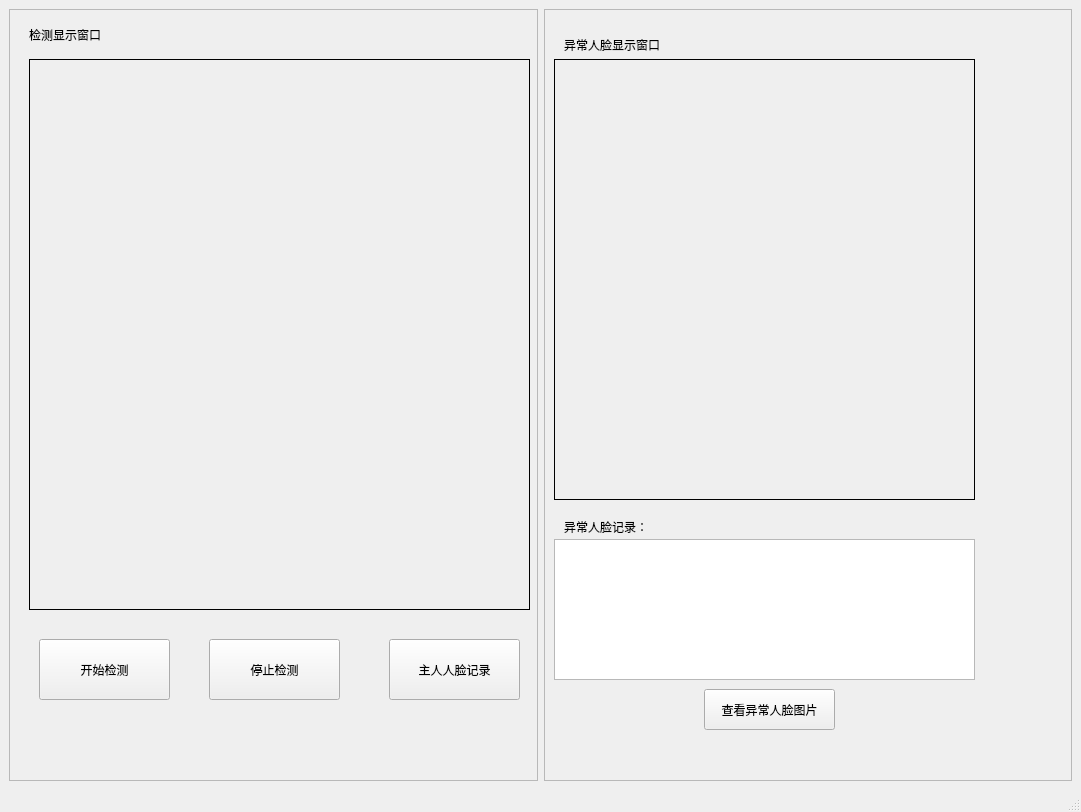
The window that Windows/doorWindow.ui (w3903771/Home) describes before a commit, drawn with Qt 5.
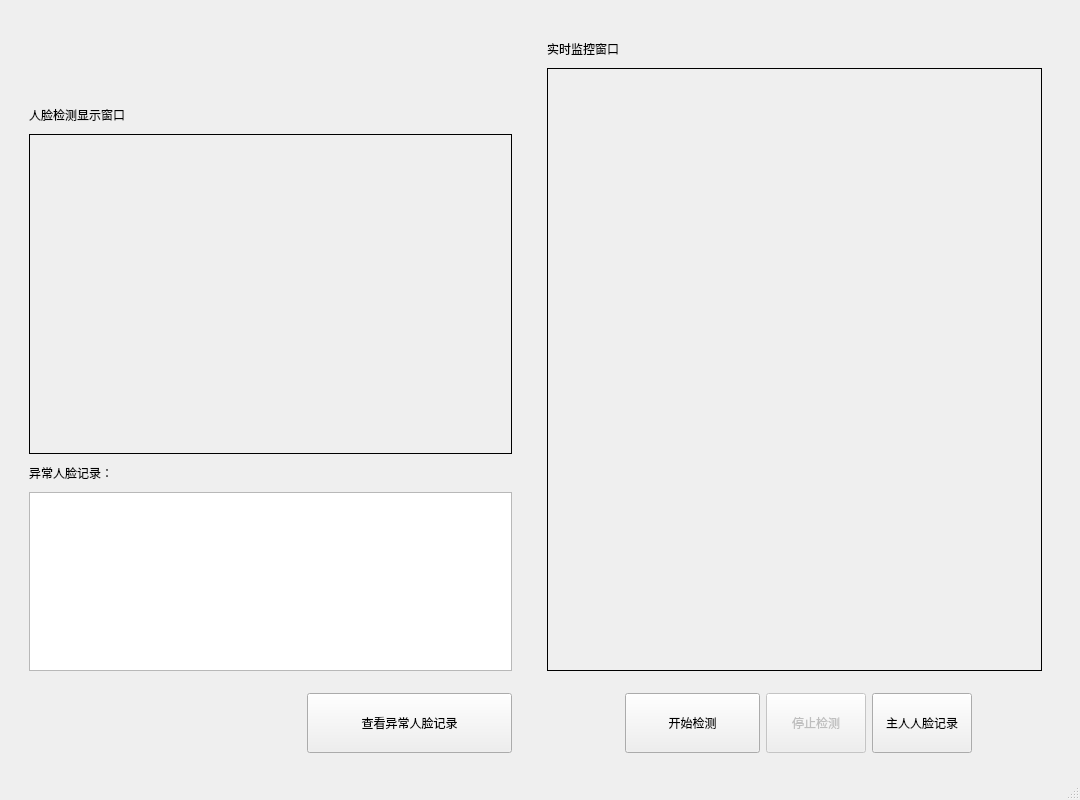
The same window after the commit. Icons and pictures are not drawn.

Diff of the .ui file:
```diff
--- a/Windows/doorWindow.ui
+++ b/Windows/doorWindow.ui
@@ -2,14 +2,14 @@
 <ui version="4.0">
  <class>doorWindow</class>
  <widget class="QMainWindow" name="doorWindow">
-  <property name="geometry">
-      <rect>
-          <x>0</x>
-          <y>0</y>
-          <width>1081</width>
-          <height>812</height>
-      </rect>
-  </property>
+     <property name="geometry">
+         <rect>
+             <x>0</x>
+             <y>0</y>
+             <width>1080</width>
+             <height>800</height>
+         </rect>
+     </property>
      <property name="windowTitle">
          <string>智能门禁</string>
      </property>
@@ -18,186 +18,668 @@
          </string>
      </property>
      <widget class="QWidget" name="centralwidget">
-         <layout class="QHBoxLayout" name="horizontalLayout">
-             <item>
-                 <widget class="QFrame" name="frame1">
-                     <property name="frameShape">
-                         <enum>QFrame::StyledPanel</enum>
-                     </property>
-                     <property name="frameShadow">
-                         <enum>QFrame::Raised</enum>
-                     </property>
-      <widget class="QLabel" name="label_1">
-       <property name="geometry">
-           <rect>
-               <x>20</x>
-               <y>10</y>
-               <width>121</width>
-               <height>31</height>
-           </rect>
-       </property>
-       <property name="text">
-        <string>检测显示窗口</string>
-       </property>
-      </widget>
-      <widget class="QLabel" name="NormalFace">
-       <property name="geometry">
-        <rect>
-         <x>20</x>
-            <y>50</y>
-         <width>501</width>
-         <height>551</height>
-        </rect>
-       </property>
-       <property name="frameShape">
-        <enum>QFrame::Box</enum>
-       </property>
-       <property name="text">
-        <string/>
-       </property>
-      </widget>
-      <widget class="QPushButton" name="stopButton">
-       <property name="geometry">
-        <rect>
-         <x>200</x>
-         <y>630</y>
-         <width>131</width>
-         <height>61</height>
-        </rect>
-       </property>
-       <property name="text">
-        <string>停止检测</string>
-       </property>
-      </widget>
-      <widget class="QPushButton" name="startButton">
-       <property name="geometry">
-        <rect>
-         <x>30</x>
-         <y>630</y>
-         <width>131</width>
-         <height>61</height>
-        </rect>
-       </property>
-       <property name="text">
-        <string>开始检测</string>
-       </property>
-      </widget>
-      <widget class="QPushButton" name="registButton">
-       <property name="geometry">
-        <rect>
-         <x>380</x>
-         <y>630</y>
-         <width>131</width>
-         <height>61</height>
-        </rect>
-       </property>
-       <property name="text">
-        <string>主人人脸记录</string>
-       </property>
-      </widget>
-      <zorder>NormalFace</zorder>
-      <zorder>label_1</zorder>
-      <zorder>stopButton</zorder>
-      <zorder>startButton</zorder>
-      <zorder>registButton</zorder>
+         <layout class="QGridLayout" name="gridLayout_2">
+             <item row="0" column="0">
+                 <layout class="QGridLayout" name="gridLayout">
+                     <item row="0" column="2">
+                         <spacer name="horizontalSpacer">
+                             <property name="orientation">
+                                 <enum>Qt::Horizontal</enum>
+                             </property>
+                             <property name="sizeHint" stdset="0">
+                                 <size>
+                                     <width>40</width>
+                                     <height>20</height>
+                                 </size>
+                             </property>
+                         </spacer>
+                     </item>
+                     <item row="3" column="0">
+                         <spacer name="verticalSpacer_3">
+                             <property name="orientation">
+                                 <enum>Qt::Vertical</enum>
+                             </property>
+                             <property name="sizeHint" stdset="0">
+                                 <size>
+                                     <width>20</width>
+                                     <height>40</height>
+                                 </size>
+                             </property>
+                         </spacer>
+                     </item>
+                     <item row="0" column="16">
+                         <spacer name="horizontalSpacer_11">
+                             <property name="orientation">
+                                 <enum>Qt::Horizontal</enum>
+                             </property>
+                             <property name="sizeHint" stdset="0">
+                                 <size>
+                                     <width>40</width>
+                                     <height>20</height>
+                                 </size>
+                             </property>
+                         </spacer>
+                     </item>
+                     <item row="2" column="0">
+                         <spacer name="verticalSpacer_2">
+                             <property name="orientation">
+                                 <enum>Qt::Vertical</enum>
+                             </property>
+                             <property name="sizeHint" stdset="0">
+                                 <size>
+                                     <width>20</width>
+                                     <height>40</height>
+                                 </size>
+                             </property>
+                         </spacer>
+                     </item>
+                     <item row="0" column="17">
+                         <spacer name="horizontalSpacer_23">
+                             <property name="orientation">
+                                 <enum>Qt::Horizontal</enum>
+                             </property>
+                             <property name="sizeHint" stdset="0">
+                                 <size>
+                                     <width>40</width>
+                                     <height>20</height>
+                                 </size>
+                             </property>
+                         </spacer>
+                     </item>
+                     <item row="0" column="19">
+                         <spacer name="horizontalSpacer_13">
+                             <property name="orientation">
+                                 <enum>Qt::Horizontal</enum>
+                             </property>
+                             <property name="sizeHint" stdset="0">
+                                 <size>
+                                     <width>40</width>
+                                     <height>20</height>
+                                 </size>
+                             </property>
+                         </spacer>
+                     </item>
+                     <item row="0" column="8">
+                         <spacer name="horizontalSpacer_4">
+                             <property name="orientation">
+                                 <enum>Qt::Horizontal</enum>
+                             </property>
+                             <property name="sizeHint" stdset="0">
+                                 <size>
+                                     <width>40</width>
+                                     <height>20</height>
+                                 </size>
+                             </property>
+                         </spacer>
+                     </item>
+                     <item row="18" column="0">
+                         <spacer name="verticalSpacer_15">
+                             <property name="orientation">
+                                 <enum>Qt::Vertical</enum>
+                             </property>
+                             <property name="sizeHint" stdset="0">
+                                 <size>
+                                     <width>20</width>
+                                     <height>40</height>
+                                 </size>
+                             </property>
+                         </spacer>
+                     </item>
+                     <item row="12" column="0">
+                         <spacer name="verticalSpacer_9">
+                             <property name="orientation">
+                                 <enum>Qt::Vertical</enum>
+                             </property>
+                             <property name="sizeHint" stdset="0">
+                                 <size>
+                                     <width>20</width>
+                                     <height>40</height>
+                                 </size>
+                             </property>
+                         </spacer>
+                     </item>
+                     <item row="0" column="20">
+                         <spacer name="horizontalSpacer_14">
+                             <property name="orientation">
+                                 <enum>Qt::Horizontal</enum>
+                             </property>
+                             <property name="sizeHint" stdset="0">
+                                 <size>
+                                     <width>40</width>
+                                     <height>20</height>
+                                 </size>
+                             </property>
+                         </spacer>
+                     </item>
+                     <item row="4" column="0">
+                         <spacer name="verticalSpacer_4">
+                             <property name="orientation">
+                                 <enum>Qt::Vertical</enum>
+                             </property>
+                             <property name="sizeHint" stdset="0">
+                                 <size>
+                                     <width>20</width>
+                                     <height>40</height>
+                                 </size>
+                             </property>
+                         </spacer>
+                     </item>
+                     <item row="0" column="6">
+                         <spacer name="horizontalSpacer_3">
+                             <property name="orientation">
+                                 <enum>Qt::Horizontal</enum>
+                             </property>
+                             <property name="sizeHint" stdset="0">
+                                 <size>
+                                     <width>40</width>
+                                     <height>20</height>
+                                 </size>
+                             </property>
+                         </spacer>
+                     </item>
+                     <item row="0" column="7">
+                         <spacer name="horizontalSpacer_5">
+                             <property name="orientation">
+                                 <enum>Qt::Horizontal</enum>
+                             </property>
+                             <property name="sizeHint" stdset="0">
+                                 <size>
+                                     <width>40</width>
+                                     <height>20</height>
+                                 </size>
+                             </property>
+                         </spacer>
+                     </item>
+                     <item row="0" column="23">
+                         <spacer name="horizontalSpacer_17">
+                             <property name="orientation">
+                                 <enum>Qt::Horizontal</enum>
+                             </property>
+                             <property name="sizeHint" stdset="0">
+                                 <size>
+                                     <width>40</width>
+                                     <height>20</height>
+                                 </size>
+                             </property>
+                         </spacer>
+                     </item>
+                     <item row="1" column="0">
+                         <spacer name="verticalSpacer">
+                             <property name="orientation">
+                                 <enum>Qt::Vertical</enum>
+                             </property>
+                             <property name="sizeHint" stdset="0">
+                                 <size>
+                                     <width>20</width>
+                                     <height>40</height>
+                                 </size>
+                             </property>
+                         </spacer>
+                     </item>
+                     <item row="3" column="1">
+                         <widget class="QLabel" name="label2">
+                             <property name="text">
+                                 <string>人脸检测显示窗口</string>
+                             </property>
+                         </widget>
+                     </item>
+                     <item row="2" column="14" rowspan="14" colspan="9">
+                         <widget class="QLabel" name="NormalFace">
+                             <property name="frameShape">
+                                 <enum>QFrame::Box</enum>
+                             </property>
+                             <property name="text">
+                                 <string/>
+                             </property>
+                         </widget>
+                     </item>
+                     <item row="0" column="9">
+                         <spacer name="horizontalSpacer_6">
+                             <property name="orientation">
+                                 <enum>Qt::Horizontal</enum>
+                             </property>
+                             <property name="sizeHint" stdset="0">
+                                 <size>
+                                     <width>40</width>
+                                     <height>20</height>
+                                 </size>
+                             </property>
+                         </spacer>
+                     </item>
+                     <item row="14" column="0">
+                         <spacer name="verticalSpacer_11">
+                             <property name="orientation">
+                                 <enum>Qt::Vertical</enum>
+                             </property>
+                             <property name="sizeHint" stdset="0">
+                                 <size>
+                                     <width>20</width>
+                                     <height>40</height>
+                                 </size>
+                             </property>
+                         </spacer>
+                     </item>
+                     <item row="7" column="0">
+                         <spacer name="verticalSpacer_17">
+                             <property name="orientation">
+                                 <enum>Qt::Vertical</enum>
+                             </property>
+                             <property name="sizeHint" stdset="0">
+                                 <size>
+                                     <width>20</width>
+                                     <height>40</height>
+                                 </size>
+                             </property>
+                         </spacer>
+                     </item>
+                     <item row="10" column="0">
+                         <spacer name="verticalSpacer_18">
+                             <property name="orientation">
+                                 <enum>Qt::Vertical</enum>
+                             </property>
+                             <property name="sizeHint" stdset="0">
+                                 <size>
+                                     <width>20</width>
+                                     <height>40</height>
+                                 </size>
+                             </property>
+                         </spacer>
+                     </item>
+                     <item row="16" column="0">
+                         <spacer name="verticalSpacer_14">
+                             <property name="orientation">
+                                 <enum>Qt::Vertical</enum>
+                             </property>
+                             <property name="sizeHint" stdset="0">
+                                 <size>
+                                     <width>20</width>
+                                     <height>40</height>
+                                 </size>
+                             </property>
+                         </spacer>
+                     </item>
+                     <item row="0" column="11">
+                         <spacer name="horizontalSpacer_8">
+                             <property name="orientation">
+                                 <enum>Qt::Horizontal</enum>
+                             </property>
+                             <property name="sizeHint" stdset="0">
+                                 <size>
+                                     <width>40</width>
+                                     <height>20</height>
+                                 </size>
+                             </property>
+                         </spacer>
+                     </item>
+                     <item row="0" column="13">
+                         <spacer name="horizontalSpacer_9">
+                             <property name="orientation">
+                                 <enum>Qt::Horizontal</enum>
+                             </property>
+                             <property name="sizeHint" stdset="0">
+                                 <size>
+                                     <width>40</width>
+                                     <height>20</height>
+                                 </size>
+                             </property>
+                         </spacer>
+                     </item>
+                     <item row="0" column="5">
+                         <spacer name="horizontalSpacer_20">
+                             <property name="orientation">
+                                 <enum>Qt::Horizontal</enum>
+                             </property>
+                             <property name="sizeHint" stdset="0">
+                                 <size>
+                                     <width>40</width>
+                                     <height>20</height>
+                                 </size>
+                             </property>
+                         </spacer>
+                     </item>
+                     <item row="9" column="0">
+                         <spacer name="verticalSpacer_7">
+                             <property name="orientation">
+                                 <enum>Qt::Vertical</enum>
+                             </property>
+                             <property name="sizeHint" stdset="0">
+                                 <size>
+                                     <width>20</width>
+                                     <height>40</height>
+                                 </size>
+                             </property>
+                         </spacer>
+                     </item>
+                     <item row="16" column="15" rowspan="3" colspan="4">
+                         <widget class="QPushButton" name="startButton">
+                             <property name="minimumSize">
+                                 <size>
+                                     <width>100</width>
+                                     <height>60</height>
+                                 </size>
+                             </property>
+                             <property name="text">
+                                 <string>开始检测</string>
+                             </property>
+                         </widget>
+                     </item>
+                     <item row="0" column="12">
+                         <spacer name="horizontalSpacer_21">
+                             <property name="orientation">
+                                 <enum>Qt::Horizontal</enum>
+                             </property>
+                             <property name="sizeHint" stdset="0">
+                                 <size>
+                                     <width>40</width>
+                                     <height>20</height>
+                                 </size>
+                             </property>
+                         </spacer>
+                     </item>
+                     <item row="0" column="15">
+                         <spacer name="horizontalSpacer_10">
+                             <property name="orientation">
+                                 <enum>Qt::Horizontal</enum>
+                             </property>
+                             <property name="sizeHint" stdset="0">
+                                 <size>
+                                     <width>40</width>
+                                     <height>20</height>
+                                 </size>
+                             </property>
+                         </spacer>
+                     </item>
+                     <item row="5" column="0">
+                         <spacer name="verticalSpacer_19">
+                             <property name="orientation">
+                                 <enum>Qt::Vertical</enum>
+                             </property>
+                             <property name="sizeHint" stdset="0">
+                                 <size>
+                                     <width>20</width>
+                                     <height>40</height>
+                                 </size>
+                             </property>
+                         </spacer>
+                     </item>
+                     <item row="0" column="1">
+                         <spacer name="horizontalSpacer_18">
+                             <property name="orientation">
+                                 <enum>Qt::Horizontal</enum>
+                             </property>
+                             <property name="sizeHint" stdset="0">
+                                 <size>
+                                     <width>40</width>
+                                     <height>20</height>
+                                 </size>
+                             </property>
+                         </spacer>
+                     </item>
+                     <item row="16" column="19" rowspan="3">
+                         <widget class="QPushButton" name="stopButton">
+                             <property name="enabled">
+                                 <bool>false</bool>
+                             </property>
+                             <property name="minimumSize">
+                                 <size>
+                                     <width>100</width>
+                                     <height>60</height>
+                                 </size>
+                             </property>
+                             <property name="text">
+                                 <string>停止检测</string>
+                             </property>
+                         </widget>
+                     </item>
+                     <item row="15" column="0">
+                         <spacer name="verticalSpacer_12">
+                             <property name="orientation">
+                                 <enum>Qt::Vertical</enum>
+                             </property>
+                             <property name="sizeHint" stdset="0">
+                                 <size>
+                                     <width>20</width>
+                                     <height>40</height>
+                                 </size>
+                             </property>
+                         </spacer>
+                     </item>
+                     <item row="1" column="14">
+                         <widget class="QLabel" name="label1">
+                             <property name="text">
+                                 <string>实时监控窗口</string>
+                             </property>
+                         </widget>
+                     </item>
+                     <item row="4" column="1" rowspan="10" colspan="12">
+                         <widget class="QLabel" name="ErrorFace">
+                             <property name="frameShape">
+                                 <enum>QFrame::Box</enum>
+                             </property>
+                             <property name="text">
+                                 <string/>
+                             </property>
+                         </widget>
+                     </item>
+                     <item row="0" column="10">
+                         <spacer name="horizontalSpacer_7">
+                             <property name="orientation">
+                                 <enum>Qt::Horizontal</enum>
+                             </property>
+                             <property name="sizeHint" stdset="0">
+                                 <size>
+                                     <width>40</width>
+                                     <height>20</height>
+                                 </size>
+                             </property>
+                         </spacer>
+                     </item>
+                     <item row="0" column="14">
+                         <spacer name="horizontalSpacer_22">
+                             <property name="orientation">
+                                 <enum>Qt::Horizontal</enum>
+                             </property>
+                             <property name="sizeHint" stdset="0">
+                                 <size>
+                                     <width>40</width>
+                                     <height>20</height>
+                                 </size>
+                             </property>
+                         </spacer>
+                     </item>
+                     <item row="17" column="0">
+                         <spacer name="verticalSpacer_16">
+                             <property name="orientation">
+                                 <enum>Qt::Vertical</enum>
+                             </property>
+                             <property name="sizeHint" stdset="0">
+                                 <size>
+                                     <width>20</width>
+                                     <height>40</height>
+                                 </size>
+                             </property>
+                         </spacer>
+                     </item>
+                     <item row="0" column="3">
+                         <spacer name="horizontalSpacer_2">
+                             <property name="orientation">
+                                 <enum>Qt::Horizontal</enum>
+                             </property>
+                             <property name="sizeHint" stdset="0">
+                                 <size>
+                                     <width>40</width>
+                                     <height>20</height>
+                                 </size>
+                             </property>
+                         </spacer>
+                     </item>
+                     <item row="6" column="0">
+                         <spacer name="verticalSpacer_5">
+                             <property name="orientation">
+                                 <enum>Qt::Vertical</enum>
+                             </property>
+                             <property name="sizeHint" stdset="0">
+                                 <size>
+                                     <width>20</width>
+                                     <height>40</height>
+                                 </size>
+                             </property>
+                         </spacer>
+                     </item>
+                     <item row="0" column="21">
+                         <spacer name="horizontalSpacer_15">
+                             <property name="orientation">
+                                 <enum>Qt::Horizontal</enum>
+                             </property>
+                             <property name="sizeHint" stdset="0">
+                                 <size>
+                                     <width>40</width>
+                                     <height>20</height>
+                                 </size>
+                             </property>
+                         </spacer>
+                     </item>
+                     <item row="13" column="0">
+                         <spacer name="verticalSpacer_10">
+                             <property name="orientation">
+                                 <enum>Qt::Vertical</enum>
+                             </property>
+                             <property name="sizeHint" stdset="0">
+                                 <size>
+                                     <width>20</width>
+                                     <height>40</height>
+                                 </size>
+                             </property>
+                         </spacer>
+                     </item>
+                     <item row="0" column="18">
+                         <spacer name="horizontalSpacer_12">
+                             <property name="orientation">
+                                 <enum>Qt::Horizontal</enum>
+                             </property>
+                             <property name="sizeHint" stdset="0">
+                                 <size>
+                                     <width>40</width>
+                                     <height>20</height>
+                                 </size>
+                             </property>
+                         </spacer>
+                     </item>
+                     <item row="0" column="22">
+                         <spacer name="horizontalSpacer_16">
+                             <property name="orientation">
+                                 <enum>Qt::Horizontal</enum>
+                             </property>
+                             <property name="sizeHint" stdset="0">
+                                 <size>
+                                     <width>40</width>
+                                     <height>20</height>
+                                 </size>
+                             </property>
+                         </spacer>
+                     </item>
+                     <item row="0" column="4">
+                         <spacer name="horizontalSpacer_19">
+                             <property name="orientation">
+                                 <enum>Qt::Horizontal</enum>
+                             </property>
+                             <property name="sizeHint" stdset="0">
+                                 <size>
+                                     <width>40</width>
+                                     <height>20</height>
+                                 </size>
+                             </property>
+                         </spacer>
+                     </item>
+                     <item row="14" column="1">
+                         <widget class="QLabel" name="label3">
+                             <property name="text">
+                                 <string>异常人脸记录：</string>
+                             </property>
+                         </widget>
+                     </item>
+                     <item row="8" column="0">
+                         <spacer name="verticalSpacer_6">
+                             <property name="orientation">
+                                 <enum>Qt::Vertical</enum>
+                             </property>
+                             <property name="sizeHint" stdset="0">
+                                 <size>
+                                     <width>20</width>
+                                     <height>40</height>
+                                 </size>
+                             </property>
+                         </spacer>
+                     </item>
+                     <item row="0" column="0">
+                         <spacer name="verticalSpacer_13">
+                             <property name="orientation">
+                                 <enum>Qt::Vertical</enum>
+                             </property>
+                             <property name="sizeHint" stdset="0">
+                                 <size>
+                                     <width>20</width>
+                                     <height>40</height>
+                                 </size>
+                             </property>
+                         </spacer>
+                     </item>
+                     <item row="16" column="20" rowspan="3">
+                         <widget class="QPushButton" name="registButton">
+                             <property name="minimumSize">
+                                 <size>
+                                     <width>100</width>
+                                     <height>60</height>
+                                 </size>
+                             </property>
+                             <property name="text">
+                                 <string>主人人脸记录</string>
+                             </property>
+                         </widget>
+                     </item>
+                     <item row="11" column="0">
+                         <spacer name="verticalSpacer_8">
+                             <property name="orientation">
+                                 <enum>Qt::Vertical</enum>
+                             </property>
+                             <property name="sizeHint" stdset="0">
+                                 <size>
+                                     <width>20</width>
+                                     <height>40</height>
+                                 </size>
+                             </property>
+                         </spacer>
+                     </item>
+                     <item row="16" column="7" rowspan="3" colspan="6">
+                         <widget class="QPushButton" name="Button_OpenPhoto">
+                             <property name="minimumSize">
+                                 <size>
+                                     <width>100</width>
+                                     <height>60</height>
+                                 </size>
+                             </property>
+                             <property name="text">
+                                 <string>查看异常人脸记录</string>
+                             </property>
+                         </widget>
+                     </item>
+                     <item row="15" column="1" colspan="12">
+                         <widget class="QPlainTextEdit" name="ErrorText"/>
+                     </item>
+                 </layout>
+             </item>
+         </layout>
      </widget>
-    </item>
-    <item>
-     <widget class="QFrame" name="frame2">
-      <property name="frameShape">
-       <enum>QFrame::StyledPanel</enum>
-      </property>
-      <property name="frameShadow">
-       <enum>QFrame::Raised</enum>
-      </property>
-      <widget class="QLabel" name="label_2">
-       <property name="geometry">
-        <rect>
-         <x>20</x>
-         <y>20</y>
-         <width>131</width>
-         <height>31</height>
-        </rect>
-       </property>
-       <property name="text">
-        <string>异常人脸显示窗口</string>
-       </property>
-      </widget>
-      <widget class="QLabel" name="label_3">
-       <property name="geometry">
-        <rect>
-         <x>20</x>
-         <y>510</y>
-         <width>131</width>
-         <height>16</height>
-        </rect>
-       </property>
-       <property name="text">
-        <string>异常人脸记录：</string>
-       </property>
-      </widget>
-      <widget class="QPushButton" name="Button_OpenPhoto">
-       <property name="geometry">
-        <rect>
-         <x>160</x>
-         <y>680</y>
-         <width>131</width>
-         <height>41</height>
-        </rect>
-       </property>
-       <property name="text">
-        <string>查看异常人脸图片</string>
-       </property>
-      </widget>
-         <widget class="QPlainTextEdit" name="ErrorText">
-             <property name="geometry">
-                 <rect>
-                     <x>10</x>
-                     <y>530</y>
-                     <width>421</width>
-                     <height>141</height>
-                 </rect>
-             </property>
-             <property name="styleSheet">
-                 <string notr="true">color: rgb(255, 255, 255,0);</string>
-             </property>
-             <property name="backgroundVisible">
-                 <bool>false</bool>
-             </property>
-         </widget>
-      <widget class="QLabel" name="ErrorFace">
-       <property name="geometry">
-        <rect>
-         <x>10</x>
-         <y>50</y>
-         <width>421</width>
-         <height>441</height>
-        </rect>
-       </property>
-       <property name="frameShape">
-        <enum>QFrame::Box</enum>
-       </property>
-       <property name="text">
-        <string/>
-       </property>
-       <property name="indent">
-        <number>6</number>
-       </property>
-      </widget>
+     <widget class="QMenuBar" name="menubar">
+         <property name="geometry">
+             <rect>
+                 <x>0</x>
+                 <y>0</y>
+                 <width>1080</width>
+                 <height>26</height>
+             </rect>
+         </property>
      </widget>
-    </item>
-   </layout>
-  </widget>
-  <widget class="QMenuBar" name="menubar">
-   <property name="geometry">
-    <rect>
-     <x>0</x>
-     <y>0</y>
-        <width>1081</width>
-        <height>26</height>
-    </rect>
-   </property>
-  </widget>
      <widget class="QStatusBar" name="statusbar"/>
  </widget>
     <tabstops>
```
Left out of the diff: 5 changed lines with no effect on the pictures.
